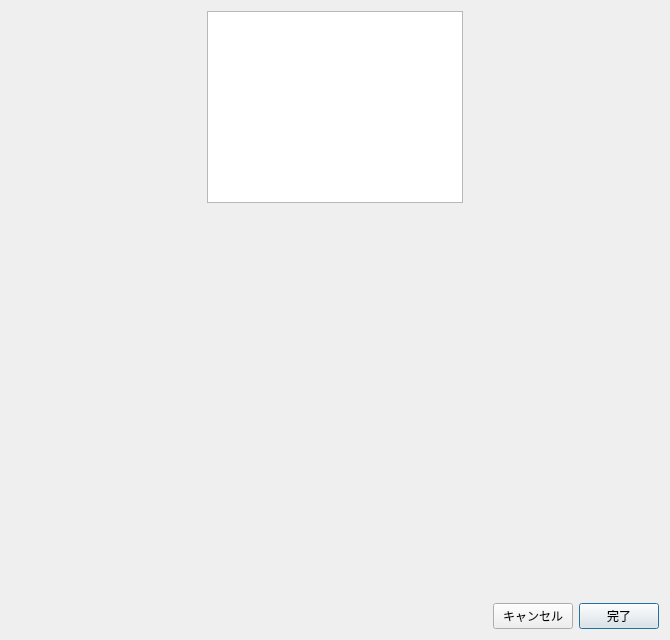
Before: the Qt Designer form src/main/python/view/ui/select_area_dialog.ui in RUTILEA/SDTest, drawn with Qt 5.
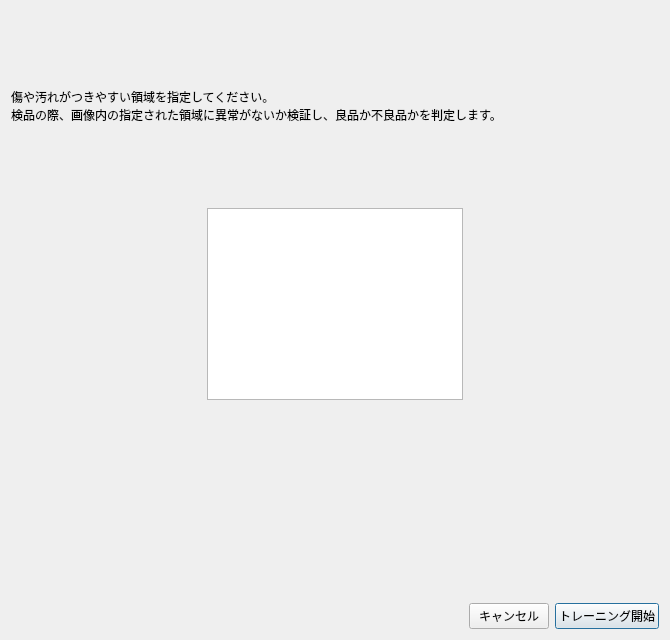
After: the same form once the commit is applied.

Patch:
```diff
--- a/src/main/python/view/ui/select_area_dialog.ui
+++ b/src/main/python/view/ui/select_area_dialog.ui
@@ -27,6 +27,16 @@
   <layout class="QVBoxLayout" name="verticalLayout">
    <item>
     <layout class="QVBoxLayout" name="verticalLayout_2">
+     <item>
+      <widget class="QLabel" name="label">
+       <property name="text">
+        <string>&lt;html&gt;&lt;head/&gt;&lt;body&gt;&lt;p&gt;傷や汚れがつきやすい領域を指定してください。&lt;br/&gt;検品の際、画像内の指定された領域に異常がないか検証し、良品か不良品かを判定します。&lt;/p&gt;&lt;/body&gt;&lt;/html&gt;</string>
+       </property>
+       <property name="scaledContents">
+        <bool>false</bool>
+       </property>
+      </widget>
+     </item>
      <item>
       <layout class="QHBoxLayout" name="horizontalLayout_2">
        <item>
@@ -88,7 +98,7 @@
        <item>
         <widget class="QPushButton" name="ok_button">
          <property name="text">
-          <string>完了</string>
+          <string>トレーニング開始</string>
          </property>
          <property name="default">
           <bool>true</bool>
```
